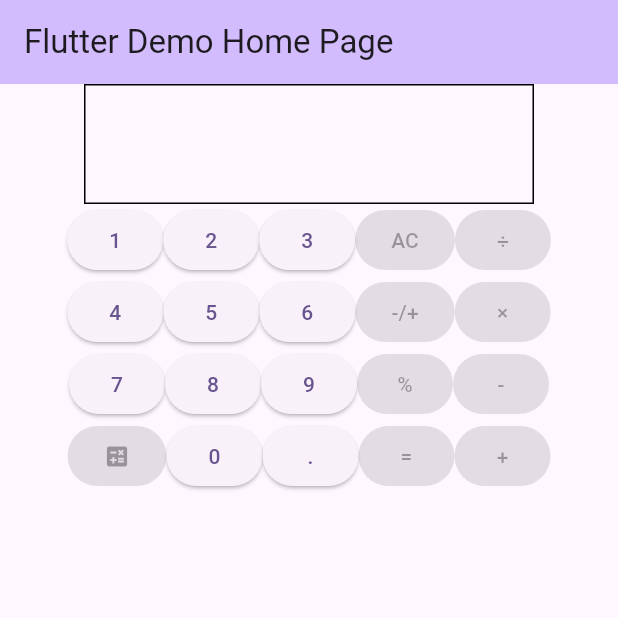
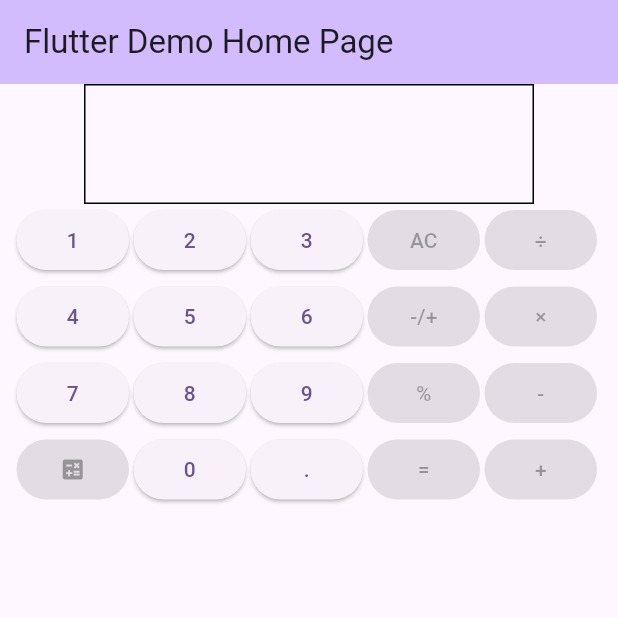
Before and after one commit to bwatts1/calculator, a Flutter app: the screen it shows after launch, on a phone screen of 412 x 824 dp, the top half of it. Run offline on Flutter 3.47's test engine with Material 3 defaults, Android fonts, the phone set to English and light mode, and no system bars.

Commit message:
made it look neater

```diff
--- a/lib/main.dart
+++ b/lib/main.dart
@@ -86,41 +86,64 @@ class _MyHomePageState extends State<MyHomePage> {
             Row(
               mainAxisAlignment: MainAxisAlignment.center,
               children: [
-                ElevatedButton(onPressed: () => numberPressed('1'), child: Text('1')),
-                ElevatedButton(onPressed: () => numberPressed('2'), child: Text('2')),
-                ElevatedButton(onPressed: () => numberPressed('3'), child: Text('3')),
-                ElevatedButton(onPressed: null, child: Text('AC')),
-                ElevatedButton(onPressed: null, child: Text('÷')),
+                ElevatedButton(onPressed: () => numberPressed('1'), style: ElevatedButton.styleFrom(fixedSize: const Size(75,40)), child: Text('1')),
+                SizedBox(width: 3),
+                ElevatedButton(onPressed: () => numberPressed('2'), style: ElevatedButton.styleFrom(fixedSize: const Size(75,40)), child: Text('2')),
+                SizedBox(width: 3),
+                ElevatedButton(onPressed: () => numberPressed('3'), style: ElevatedButton.styleFrom(fixedSize: const Size(75,40)), child: Text('3')),
+                SizedBox(width: 3),
+                ElevatedButton(onPressed: null, style: ElevatedButton.styleFrom(fixedSize: const Size(75,40)), child: Text('AC')),
+                SizedBox(width: 3),
+                ElevatedButton(onPressed: null, style: ElevatedButton.styleFrom(fixedSize: const Size(75,40)), child: Text('÷')),
+                SizedBox(width: 3),
               ],
             ),
+            SizedBox(height: 3),
             Row(
               mainAxisAlignment: MainAxisAlignment.center,
               children: [
-                ElevatedButton(onPressed: () => numberPressed('4'), child: Text('4')),
-                ElevatedButton(onPressed: () => numberPressed('5'), child: Text('5')),
-                ElevatedButton(onPressed: () => numberPressed('6'), child: Text('6')),
-                ElevatedButton(onPressed: null, child: Text('-/+')),
-                ElevatedButton(onPressed: null, child: Text('×')),
+                ElevatedButton(onPressed: () => numberPressed('4'), style: ElevatedButton.styleFrom(fixedSize: const Size(75,40)), child: Text('4')),
+                SizedBox(width: 3),
+                ElevatedButton(onPressed: () => numberPressed('5'), style: ElevatedButton.styleFrom(fixedSize: const Size(75,40)), child: Text('5')),
+                SizedBox(width: 3),
+                ElevatedButton(onPressed: () => numberPressed('6'), style: ElevatedButton.styleFrom(fixedSize: const Size(75,40)), child: Text('6')),
+                SizedBox(width: 3),
+                ElevatedButton(onPressed: null, style: ElevatedButton.styleFrom(fixedSize: const Size(75,40)), child: Text('-/+')),
+                SizedBox(width: 3),
+                ElevatedButton(onPressed: null, style: ElevatedButton.styleFrom(fixedSize: const Size(75,40)), child: Text('×')),
+                SizedBox(width: 3),
               ],
             ),
+            SizedBox(height: 3),
             Row(
               mainAxisAlignment: MainAxisAlignment.center,
               children: [
-                ElevatedButton(onPressed: () => numberPressed('7'), child: Text('7')),
-                ElevatedButton(onPressed: () => numberPressed('8'), child: Text('8')),
-                ElevatedButton(onPressed: () => numberPressed('9'), child: Text('9')),
-                ElevatedButton(onPressed: null, child: Text('%')),
-                ElevatedButton(onPressed: null, child: Text('-'))
+                ElevatedButton(onPressed: () => numberPressed('7'), style: ElevatedButton.styleFrom(fixedSize: const Size(75,40)), child: Text('7')),
+                SizedBox(width: 3),
+                ElevatedButton(onPressed: () => numberPressed('8'), style: ElevatedButton.styleFrom(fixedSize: const Size(75,40)), child: Text('8')),
+                SizedBox(width: 3),
+                ElevatedButton(onPressed: () => numberPressed('9'), style: ElevatedButton.styleFrom(fixedSize: const Size(75,40)), child: Text('9')),
+                SizedBox(width: 3),
+                ElevatedButton(onPressed: null, style: ElevatedButton.styleFrom(fixedSize: const Size(75,40)), child: Text('%')),
+                SizedBox(width: 3),
+                ElevatedButton(onPressed: null, style: ElevatedButton.styleFrom(fixedSize: const Size(75,40)), child: Text('-')),
+                SizedBox(width: 3),
               ],
             ),
+            SizedBox(height: 3),
             Row(
               mainAxisAlignment: MainAxisAlignment.center,
               children: [
-                ElevatedButton(onPressed: null ,child: const Icon(Icons.calculate),),
-                ElevatedButton(onPressed: () => numberPressed('0'), child: Text('0')),
-                ElevatedButton(onPressed: () => numberPressed('.'), child: Text('.')),
-                ElevatedButton(onPressed: null, child: Text('=')),
-                ElevatedButton(onPressed: null, child: Text('+')),
+                ElevatedButton(onPressed: null ,style: ElevatedButton.styleFrom(fixedSize: const Size(75,40)), child: const Icon(Icons.calculate),),
+                SizedBox(width: 3),
+                ElevatedButton(onPressed: () => numberPressed('0'), style: ElevatedButton.styleFrom(fixedSize: const Size(75,40)), child: Text('0')),
+                SizedBox(width: 3),
+                ElevatedButton(onPressed: () => numberPressed('.'), style: ElevatedButton.styleFrom(fixedSize: const Size(75,40)), child: Text('.')),
+                SizedBox(width: 3),
+                ElevatedButton(onPressed: null, style: ElevatedButton.styleFrom(fixedSize: const Size(75,40)), child: Text('=')),
+                SizedBox(width: 3),
+                ElevatedButton(onPressed: null, style: ElevatedButton.styleFrom(fixedSize: const Size(75,40)), child: Text('+')),
+                SizedBox(width: 3),
               ],
             ),
           ]
```
